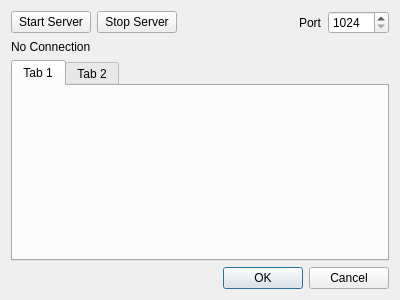
Robert42/gl-research-toolkit, file tools/profiler/dialog.ui: the form before one commit.
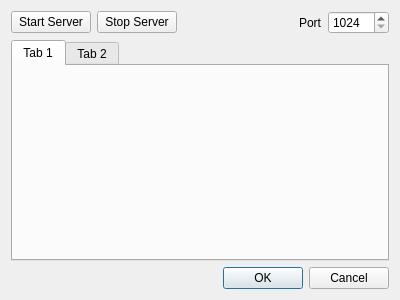
The form after the commit.

Diff of the .ui file:
```diff
--- a/tools/profiler/dialog.ui
+++ b/tools/profiler/dialog.ui
@@ -65,13 +65,6 @@
      </item>
     </layout>
    </item>
-   <item>
-    <widget class="QLabel" name="labelStatus">
-     <property name="text">
-      <string>No Connection</string>
-     </property>
-    </widget>
-   </item>
    <item>
     <widget class="QTabWidget" name="tabWidget_Games">
      <property name="currentIndex">
```
